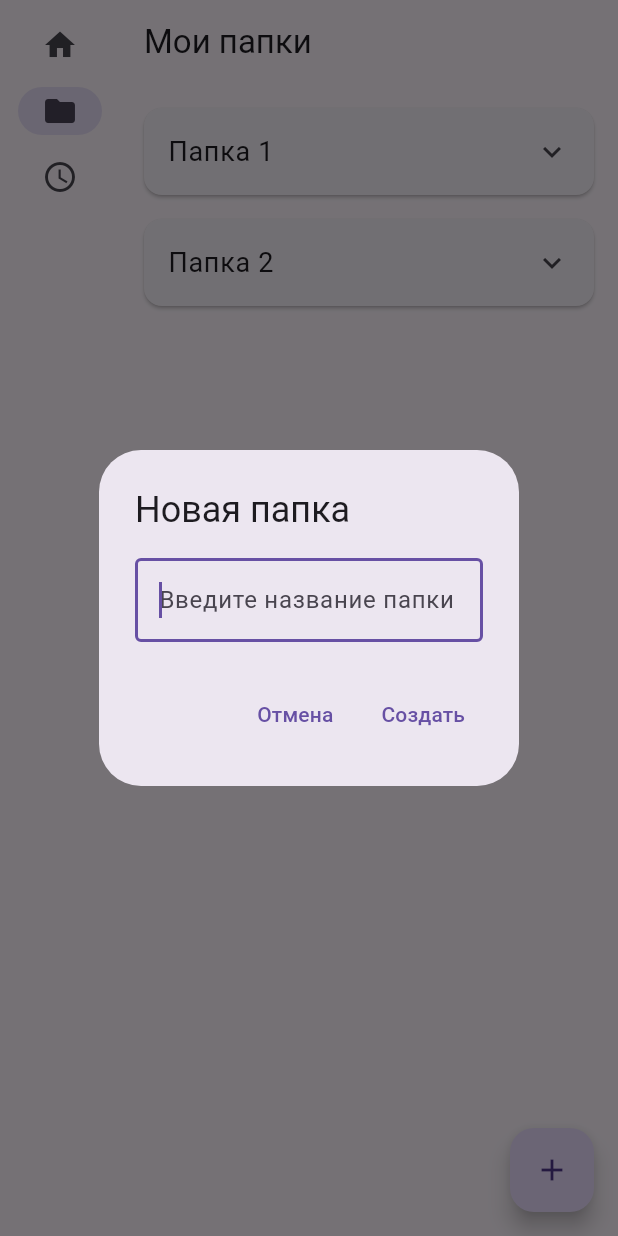
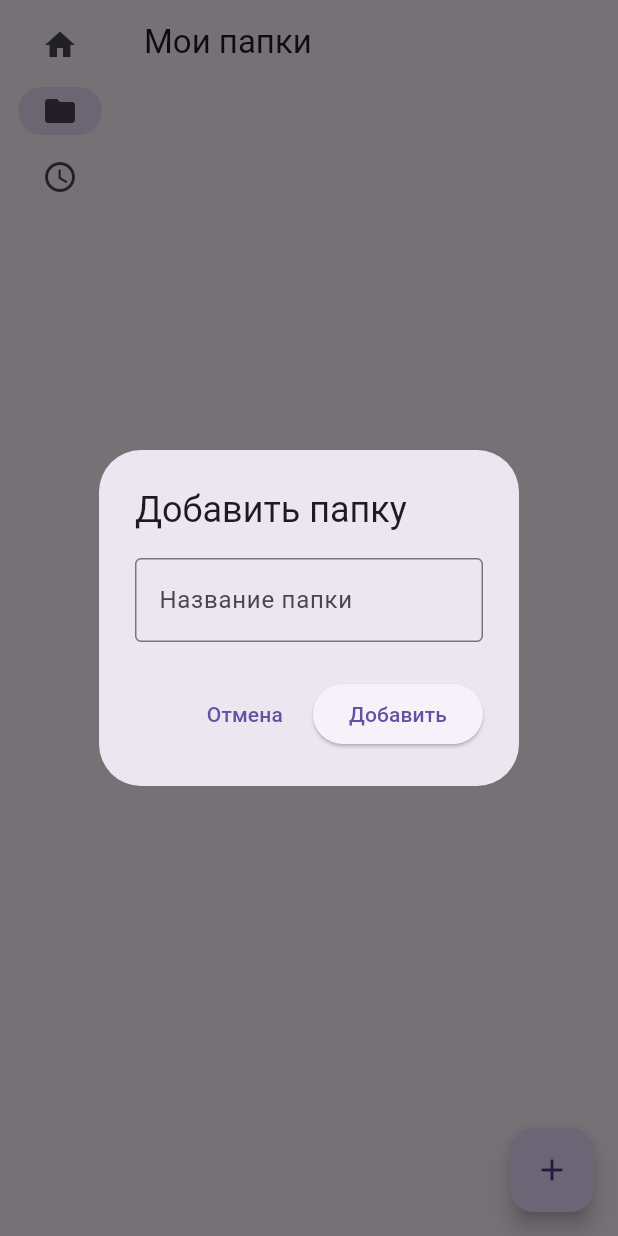
Before and after one commit to GIKAU0MAZET/kursovaya_notebook, a Flutter app: the FoldersListScreen screen opened by its route, after a tap on the "add" icon, on a phone screen of 412 x 824 dp. Run offline on Flutter 3.47's test engine with Material 3 defaults, Android fonts, the light colour scheme and no system bars; our stand-ins replace flutter_bloc, go_router.

Commit message:
⚡️ folders: update UI and Logic

```diff
--- a/lib/feature/dashboard/bloc/dashboard_state.dart
+++ b/lib/feature/dashboard/bloc/dashboard_state.dart
@@ -1,9 +1,11 @@
+import 'package:kursovaya_notebook/feature/folders/data/model/folder_model.dart';
+
 class DashboardState {
-  final List<String> folders;
+  final List<Folder> folders;
 
-  DashboardState({this.folders = const ['1 Курс', '2 Курс']});
+  DashboardState({required this.folders});
 
-  DashboardState copyWith({List<String>? folders}) {
+  DashboardState copyWith({List<Folder>? folders}) {
     return DashboardState(folders: folders ?? this.folders);
   }
 }
--- /dev/null
+++ b/lib/feature/folders/data/model/folder_model.dart
@@ -0,0 +1,5 @@
+class Folder {
+  final String id;
+  final String name;
+  Folder({required this.id, required this.name});
+}
--- a/lib/feature/folders/ui/page/folder_list_page.dart
+++ b/lib/feature/folders/ui/page/folder_list_page.dart
@@ -22,8 +22,8 @@ class FoldersListScreen extends StatelessWidget {
         padding: const EdgeInsets.all(16),
         itemCount: folders.length,
         itemBuilder: (context, index) {
-          final folderId = '${index + 1}';
-          final subjects = subjectsCubit.state.foldersSubjects[folderId] ?? [];
+          final folder = folders[index];
+          final subjects = subjectsCubit.state.foldersSubjects[folder.id] ?? [];
 
           return Card(
             margin: const EdgeInsets.only(bottom: 16),
@@ -31,13 +31,13 @@ class FoldersListScreen extends StatelessWidget {
               borderRadius: BorderRadius.circular(12),
             ),
             child: Theme(
-              data: Theme.of(context).copyWith(
-                dividerColor: Colors.transparent, // Убираем разделитель
-              ),
+              data: Theme.of(
+                context,
+              ).copyWith(dividerColor: Colors.transparent),
               child: ExpansionTile(
                 tilePadding: const EdgeInsets.symmetric(horizontal: 16),
                 title: Text(
-                  'Папка $folderId',
+                  folder.name, // Используем имя папки из модели
                   style: const TextStyle(fontSize: 18),
                 ),
                 children: [
@@ -64,7 +64,7 @@ class FoldersListScreen extends StatelessWidget {
                               child: InkWell(
                                 onTap:
                                     () => context.push(
-                                      '${FoldersListScreen.path}/$folderId/subjects/${subjects.indexOf(subject)}',
+                                      '${FoldersListScreen.path}/${folder.id}/subjects/${subjects.indexOf(subject)}',
                                     ),
                                 borderRadius: BorderRadius.circular(8),
                                 child: Container(
@@ -89,7 +89,7 @@ class FoldersListScreen extends StatelessWidget {
                             ),
                           ),
                         const SizedBox(height: 8),
-                        _AddSubjectButton(folderId: folderId),
+                        _AddSubjectButton(folderId: folder.id),
                       ],
                     ),
                   ),
--- a/lib/feature/folders/ui/widget/add_folder_dialog.dart
+++ b/lib/feature/folders/ui/widget/add_folder_dialog.dart
@@ -2,46 +2,49 @@ import 'package:flutter/material.dart';
 import 'package:flutter_bloc/flutter_bloc.dart';
 import 'package:kursovaya_notebook/feature/dashboard/bloc/dashboard_cubit.dart';
 
-class AddFolderDialog extends StatelessWidget {
+class AddFolderDialog extends StatefulWidget {
   const AddFolderDialog({super.key});
 
   @override
+  _AddFolderDialogState createState() => _AddFolderDialogState();
+}
+
+class _AddFolderDialogState extends State<AddFolderDialog> {
+  final _formKey = GlobalKey<FormState>();
+  final _nameController = TextEditingController();
+
+  @override
   Widget build(BuildContext context) {
-    final TextEditingController controller = TextEditingController();
-
     return AlertDialog(
-      title: const Text('Новая папка'),
-      content: TextField(
-        controller: controller,
-        decoration: const InputDecoration(
-          hintText: 'Введите название папки',
-          border: OutlineInputBorder(),
+      title: const Text('Добавить папку'),
+      content: Form(
+        key: _formKey,
+        child: TextFormField(
+          controller: _nameController,
+          decoration: const InputDecoration(
+            labelText: 'Название папки',
+            border: OutlineInputBorder(),
+          ),
+          validator:
+              (value) =>
+                  value?.isEmpty ?? true ? 'Введите название папки' : null,
         ),
-        autofocus: true,
       ),
       actions: [
         TextButton(
           onPressed: () => Navigator.pop(context),
           child: const Text('Отмена'),
         ),
-        TextButton(
+        ElevatedButton(
           onPressed: () {
-            final folderName = controller.text.trim();
-            if (folderName.isNotEmpty) {
-              context.read<DashboardCubit>().addFolder(folderName);
+            if (_formKey.currentState!.validate()) {
+              context.read<DashboardCubit>().addFolder(_nameController.text);
               Navigator.pop(context);
             }
           },
-          child: const Text('Создать'),
+          child: const Text('Добавить'),
         ),
       ],
     );
   }
-
-  static Future<void> show(BuildContext context) async {
-    return showDialog(
-      context: context,
-      builder: (context) => const AddFolderDialog(),
-    );
-  }
 }
```
Also changed, not shown: lib/feature/dashboard/bloc/dashboard_cubit.dart (+8 -3 lines).
